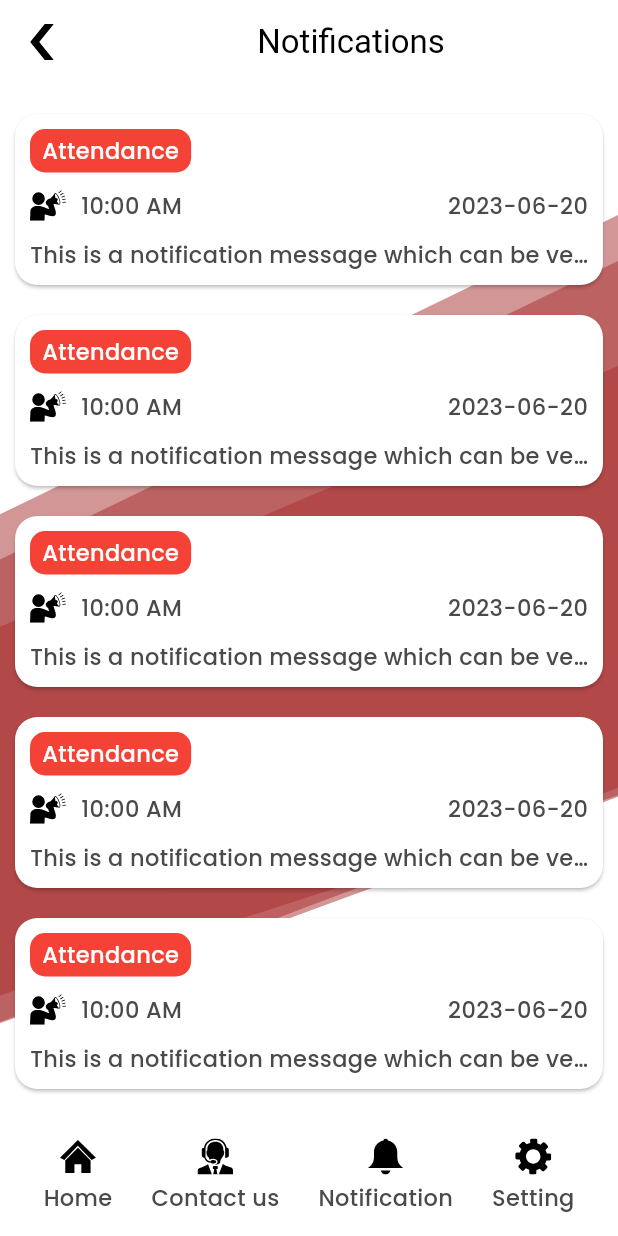
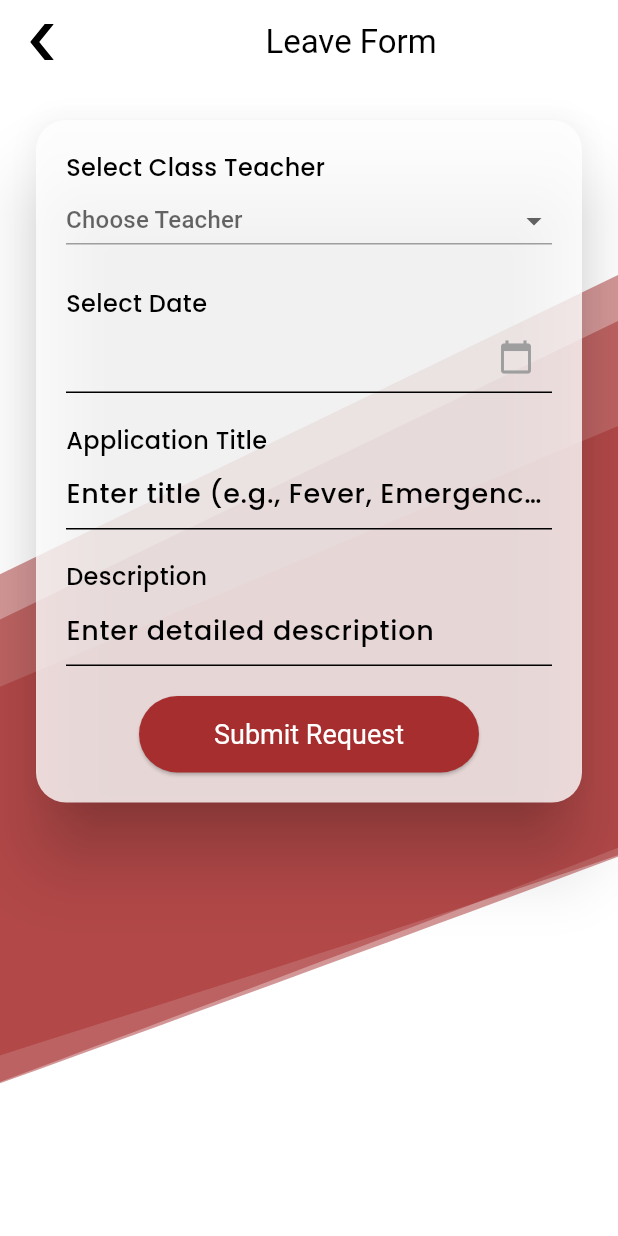
Before and after one commit to lrdpublicschooldevs/LRD-Public-School, a Flutter app: the screen it shows after launch, on a phone screen of 412 x 824 dp. Run offline on Flutter 3.47's test engine with Material 3 defaults, Android fonts, the phone set to English and light mode, and no system bars; drawn by our look-alikes of expandable; our stand-ins replace dropdown_button2, flutter_svg, get, percent_indicator.

Commit message:
added Leave Form

```diff
--- a/lib/Config/theme.dart
+++ b/lib/Config/theme.dart
@@ -14,6 +14,7 @@ var lightTheme = ThemeData(
   colorScheme: const ColorScheme.light(
     primary: dbuttonColor,
     onPrimary: dContainerColor,
+    outline:  textBold,
     // background: dContainerColor,
     onBackground: dOnBackgroundColor,
     // primaryContainer: dContainerColor,
--- /dev/null
+++ b/lib/Pages/DashBoard/dashboardRoutes/LeaveForm.dart
@@ -0,0 +1,193 @@
+import 'package:flutter/material.dart';
+import 'package:flutter/services.dart';
+import 'package:flutter_svg/flutter_svg.dart';
+
+class LeaveForm extends StatefulWidget {
+  @override
+  _LeaveFormState createState() => _LeaveFormState();
+}
+
+class _LeaveFormState extends State<LeaveForm> {
+  String? _selectedTeacher;
+  DateTime? _selectedDate;
+  final TextEditingController _titleController = TextEditingController();
+  final TextEditingController _descriptionController = TextEditingController();
+
+  void _pickDate(BuildContext context) async {
+    final DateTime? picked = await showDatePicker(
+      context: context,
+      initialDate: DateTime.now(),
+      firstDate: DateTime(2000),
+      lastDate: DateTime(2101),
+    );
+    if (picked != null && picked != _selectedDate)
+      setState(() {
+        _selectedDate = picked;
+      });
+  }
+
+  @override
+  Widget build(BuildContext context) {
+    return SafeArea(
+      child: Scaffold(
+        body: Stack(
+          children: [
+            Positioned.fill(
+              child: SvgPicture.asset(
+                'assets/icons/bgDesignLayer.svg', // Ensure this path is correct
+                fit: BoxFit.cover,
+              ),
+            ),
+            Column(
+              children: [
+                AppBar(
+                  leading: IconButton(
+                    icon: SvgPicture.asset(
+                      'assets/icons/back.svg',
+                      height: 24,
+                      width: 24,
+                    ),
+                    onPressed: () {
+                      Navigator.of(context).pop();
+                    },
+                  ),
+                  title: Center(child: Text('Leave Form')),
+                  backgroundColor: Colors.transparent,
+                  elevation: 0,
+                ),
+                Expanded(
+                  child: SingleChildScrollView(
+                    padding: const EdgeInsets.all(20.0),
+                    child: Card(
+                      shape: RoundedRectangleBorder(
+                        borderRadius: BorderRadius.circular(20),
+                      ),
+                      elevation: 20,
+                      color: Color.fromRGBO(255, 255, 255, 0.8),
+                      child: Padding(
+                        padding: const EdgeInsets.all(20.0),
+                        child: Column(
+                          crossAxisAlignment: CrossAxisAlignment.start,
+                          children: [
+                            Text(
+                              "Select Class Teacher",
+                              style: TextStyle(
+                                fontSize: 16,
+                                color: Theme.of(context).colorScheme.outline,
+                              ),
+                            ),
+                            DropdownButton<String>(
+                              isExpanded: true,
+                              value: _selectedTeacher,
+                              hint: Text("Choose Teacher"),
+                              onChanged: (String? newValue) {
+                                setState(() {
+                                  _selectedTeacher = newValue!;
+                                });
+                              },
+                              items: <String>['Teacher 1', 'Teacher 2', 'Teacher 3', 'Teacher 4']
+                                  .map<DropdownMenuItem<String>>((String value) {
+                                return DropdownMenuItem<String>(
+                                  value: value,
+                                  child: Text(value),
+                                );
+                              }).toList(),
+                              underline: Container(
+                                height: 1,
+                                color: Colors.grey,
+                              ),
+                            ),
+                            const SizedBox(height: 20),
+                            Text(
+                              "Select Date",
+                              style: TextStyle(
+                                fontSize: 16,
+                                color: Theme.of(context).colorScheme.outline,
+                              ),
+                            ),
+                            InkWell(
+                              onTap: () => _pickDate(context),
+                              child: InputDecorator(
+                                decoration: InputDecoration(
+                                  hintText: _selectedDate == null
+                                      ? 'Choose Date'
+                                      : "${_selectedDate!.toLocal()}".split(' ')[0],
+                                  hintStyle: TextStyle(color: Colors.black),
+                                  border: UnderlineInputBorder(
+                                    borderSide: BorderSide(color: Colors.grey),
+                                  ),
+                                  suffixIcon: Icon(Icons.calendar_today, color: Colors.grey),
+                                ),
+                                child: Text(
+                                  _selectedDate == null
+                                      ? ''
+                                      : "${_selectedDate!.toLocal()}".split(' ')[0],
+                                  style: TextStyle(color: Colors.black),
+                                ),
+                              ),
+                            ),
+                            const SizedBox(height: 20),
+                            Text(
+                              "Application Title",
+                              style: TextStyle(
+                                fontSize: 16,
+                                color: Theme.of(context).colorScheme.outline,
+                              ),
+                            ),
+                            TextField(
+                              controller: _titleController,
+                              decoration: InputDecoration(
+                                hintText: "Enter title (e.g., Fever, Emergency, Marriage)",
+                                border: UnderlineInputBorder(
+                                  borderSide: BorderSide(color: Colors.grey),
+                                ),
+                              ),
+                            ),
+                            const SizedBox(height: 20),
+                            Text(
+                              "Description",
+                              style: TextStyle(
+                                fontSize: 16,
+                                color: Theme.of(context).colorScheme.outline,
+                              ),
+                            ),
+                            TextField(
+                              controller: _descriptionController,
+                              maxLines: null,
+                              decoration: InputDecoration(
+                                hintText: "Enter detailed description",
+                                border: UnderlineInputBorder(
+                                  borderSide: BorderSide(color: Colors.grey),
+                                ),
+                              ),
+                              keyboardType: TextInputType.multiline,
+                              inputFormatters: [LengthLimitingTextInputFormatter(500)],
+                            ),
+                            const SizedBox(height: 20),
+                            Center(
+                              child: ElevatedButton(
+                                onPressed: () {
+                                  // Handle submit logic here
+                                },
+                                child: Text('Submit Request',style: TextStyle(color: Colors.white),),
+                                style: ElevatedButton.styleFrom(
+                                  backgroundColor: Theme.of(context).colorScheme.primary,
+                                  padding: EdgeInsets.symmetric(horizontal: 50, vertical: 15),
+                                  textStyle: TextStyle(fontSize: 18),
+                                ),
+                              ),
+                            ),
+                          ],
+                        ),
+                      ),
+                    ),
+                  ),
+                ),
+              ],
+            ),
+          ],
+        ),
+      ),
+    );
+  }
+}
--- a/lib/main.dart
+++ b/lib/main.dart
@@ -5,6 +5,7 @@ import 'package:myapp/Pages/Auth/otpscreen.dart';
 import 'package:myapp/Widgets/splash_screen.dart';
 
 import 'Pages/DashBoard/dashboard.dart';
+import 'Pages/DashBoard/dashboardRoutes/LeaveForm.dart';
 import 'Pages/DashBoard/dashboardRoutes/Notification.dart';
 
 void main() {
@@ -21,7 +22,7 @@ class MyApp extends StatelessWidget {
       debugShowCheckedModeBanner: false,
       theme: lightTheme,
       themeMode: ThemeMode.light,
-      home: NotificationScreen(),
+      home: LeaveForm(),
     );
   }
 }
```
